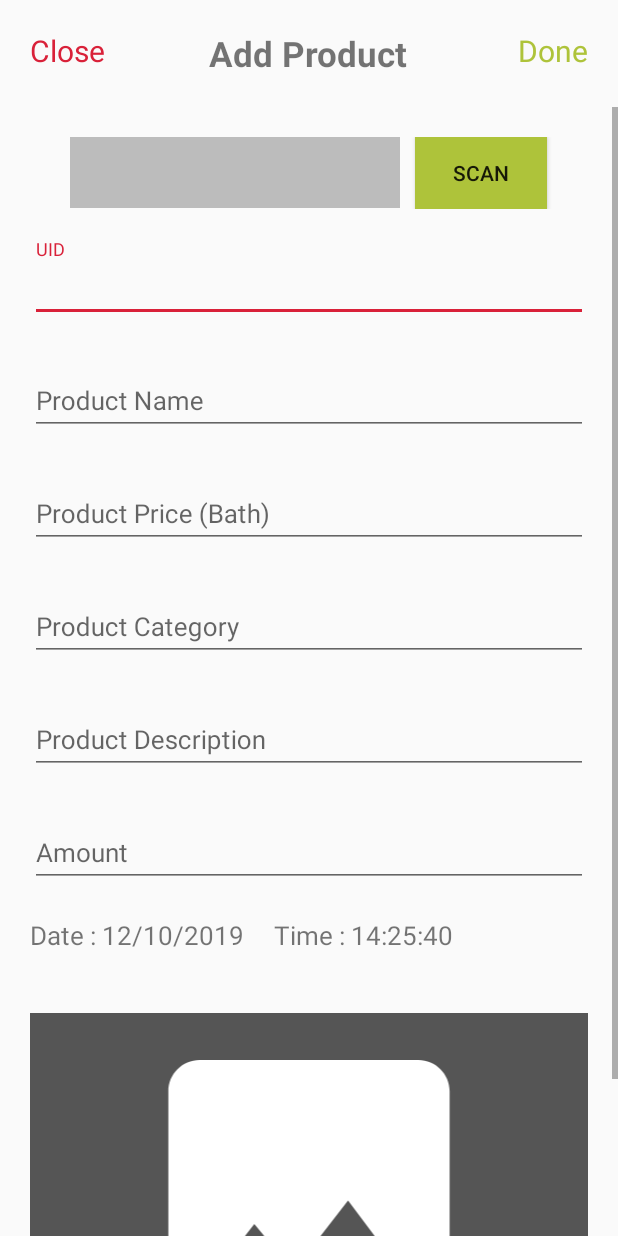
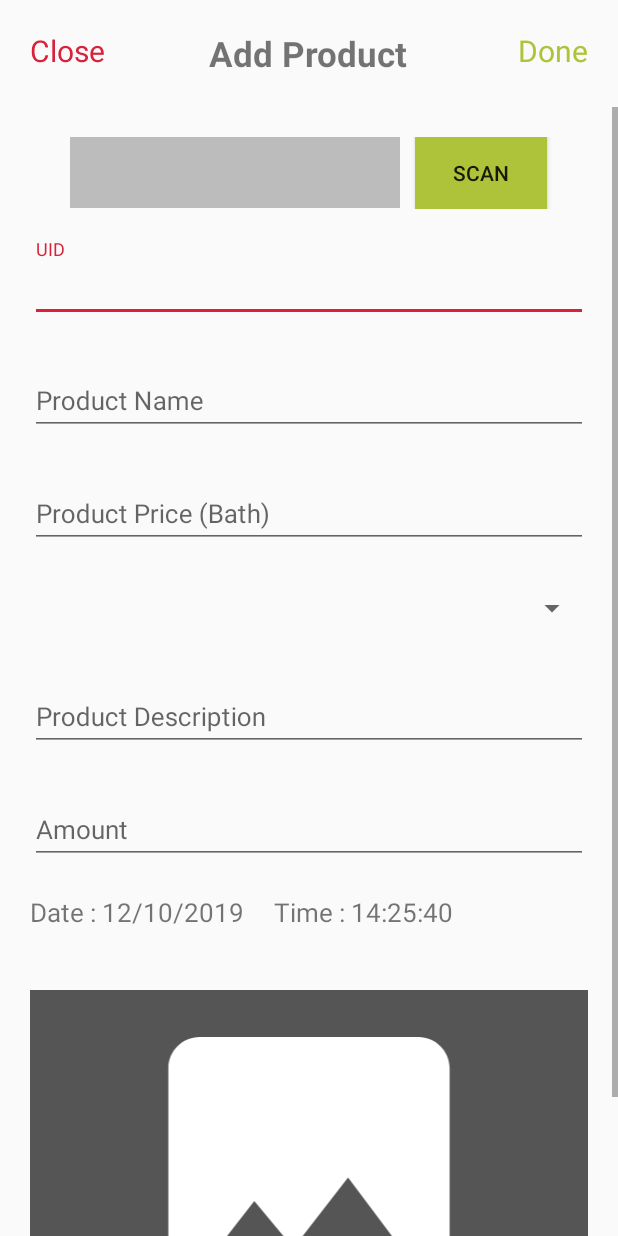
Before and after one commit to SDRoze14/eShopping, an Android app: the layout activity_store_add_product.xml on its own in the app's theme, with its tools: preview values and no code run, on a phone screen of 412 x 824 dp. Run offline under Robolectric (Android 15) with nearby library versions, the phone set to English and light mode, and no system bars.

Commit message:
category success

```diff
--- a/app/src/main/res/layout/activity_store_add_product.xml
+++ b/app/src/main/res/layout/activity_store_add_product.xml
@@ -143,31 +143,21 @@
 
             </com.google.android.material.textfield.TextInputLayout>
 
-            <com.google.android.material.textfield.TextInputLayout
-                android:id="@+id/pcateegory"
+            <Spinner
+                android:id="@+id/spinner_pcategory"
                 android:layout_width="match_parent"
-                android:layout_height="wrap_content"
+                android:layout_height="40dp"
                 android:layout_below="@id/price"
                 android:layout_marginTop="20dp"
-                android:layout_marginLeft="20dp"
-                android:layout_marginRight="20dp">
+                android:layout_marginRight="20dp"
+                android:layout_marginLeft="20dp" />
 
-
-                <EditText
-                    android:id="@+id/edit_pcateegory"
-                    android:layout_width="match_parent"
-                    android:layout_height="wrap_content"
-                    android:hint="Product Category"
-                    android:textSize="17sp"
-                    android:inputType="textMultiLine"/>
-
-            </com.google.android.material.textfield.TextInputLayout>
 
             <com.google.android.material.textfield.TextInputLayout
                 android:id="@+id/pdescription"
                 android:layout_width="match_parent"
                 android:layout_height="wrap_content"
-                android:layout_below="@id/pcateegory"
+                android:layout_below="@id/spinner_pcategory"
                 android:layout_marginTop="20dp"
                 android:layout_marginLeft="20dp"
                 android:layout_marginRight="20dp">
```
Also changed, not shown: app/src/main/java/dev/ecommerce/eshopping/StoreAddProductActivity.java (+37 -106 lines), app/src/main/java/dev/ecommerce/eshopping/StoreViewCategoryActivity.java (+8 -0 lines), app/src/main/java/dev/ecommerce/eshopping/StoreViewListActivity.java (+21 -0 lines), app/src/main/res/drawable/shadow_top.xml (added, +8 -0 lines), app/src/main/res/layout/activity_store_view_list.xml (+20 -0 lines), app/src/main/res/values/strings.xml (+17 -0 lines).
